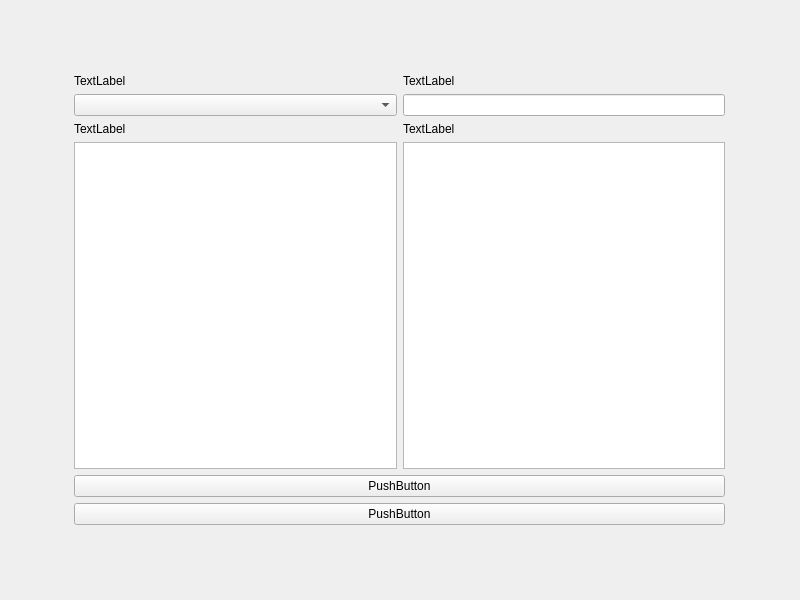
Above: Window_Classes/UtilPages/RentingPage/RentingPage.ui from interval-package/Library_Manage_System before the change. Below: the same form after it.
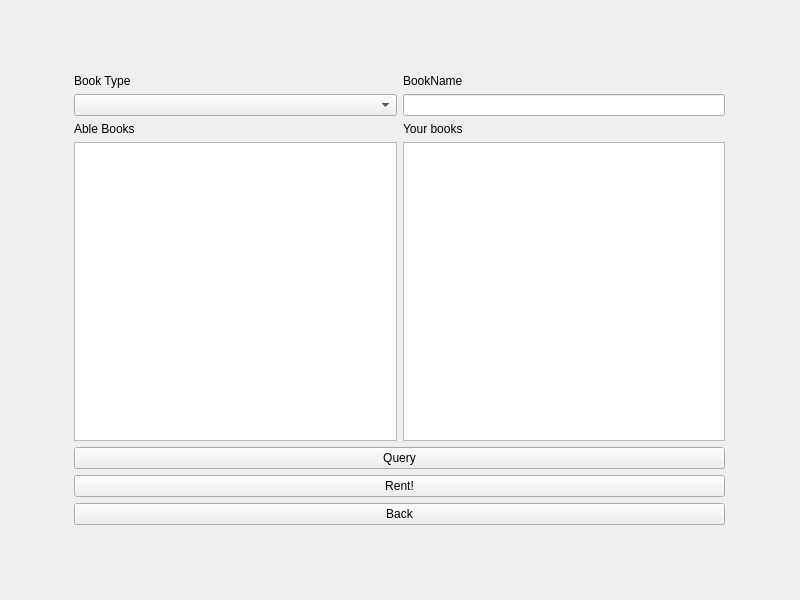
That is the form after the change.

Commit message: rent book able

```diff
--- a/Window_Classes/UtilPages/RentingPage/RentingPage.ui
+++ b/Window_Classes/UtilPages/RentingPage/RentingPage.ui
@@ -35,60 +35,67 @@
     <property name="bottomMargin">
      <number>75</number>
     </property>
+    <item row="2" column="1">
+     <widget class="QLabel" name="label_2">
+      <property name="text">
+       <string>Your books</string>
+      </property>
+     </widget>
+    </item>
+    <item row="0" column="1">
+     <widget class="QLabel" name="label_4">
+      <property name="text">
+       <string>BookName</string>
+      </property>
+     </widget>
+    </item>
+    <item row="4" column="0" colspan="2">
+     <widget class="QPushButton" name="QueryButton">
+      <property name="text">
+       <string>Query</string>
+      </property>
+     </widget>
+    </item>
+    <item row="5" column="0" colspan="2">
+     <widget class="QPushButton" name="RentButton">
+      <property name="text">
+       <string>Rent!</string>
+      </property>
+     </widget>
+    </item>
     <item row="1" column="1">
-     <widget class="QLineEdit" name="lineEdit"/>
-    </item>
-    <item row="3" column="0">
-     <widget class="QListView" name="listView"/>
-    </item>
-    <item row="3" column="1">
-     <widget class="QListView" name="listView_2"/>
+     <widget class="QLineEdit" name="BookNameLine"/>
     </item>
     <item row="2" column="0">
      <widget class="QLabel" name="label">
       <property name="text">
-       <string>TextLabel</string>
-      </property>
-     </widget>
-    </item>
-    <item row="4" column="0" colspan="2">
-     <widget class="QPushButton" name="pushButton">
-      <property name="text">
-       <string>PushButton</string>
-      </property>
-     </widget>
-    </item>
-    <item row="5" column="0" colspan="2">
-     <widget class="QPushButton" name="pushButton_2">
-      <property name="text">
-       <string>PushButton</string>
+       <string>Able Books</string>
       </property>
      </widget>
     </item>
     <item row="1" column="0">
-     <widget class="QComboBox" name="comboBox"/>
-    </item>
-    <item row="2" column="1">
-     <widget class="QLabel" name="label_2">
-      <property name="text">
-       <string>TextLabel</string>
-      </property>
-     </widget>
+     <widget class="QComboBox" name="BookTypeCombo"/>
     </item>
     <item row="0" column="0">
      <widget class="QLabel" name="label_3">
       <property name="text">
-       <string>TextLabel</string>
+       <string>Book Type</string>
       </property>
      </widget>
     </item>
-    <item row="0" column="1">
-     <widget class="QLabel" name="label_4">
+    <item row="6" column="0" colspan="2">
+     <widget class="QPushButton" name="GoBackButton">
       <property name="text">
-       <string>TextLabel</string>
+       <string>Back</string>
       </property>
      </widget>
     </item>
+    <item row="3" column="1">
+     <widget class="QTableView" name="RentedBookView"/>
+    </item>
+    <item row="3" column="0">
+     <widget class="QTableView" name="BooksView"/>
+    </item>
    </layout>
   </widget>
  </widget>
```
The commit also changes 6 other files.
